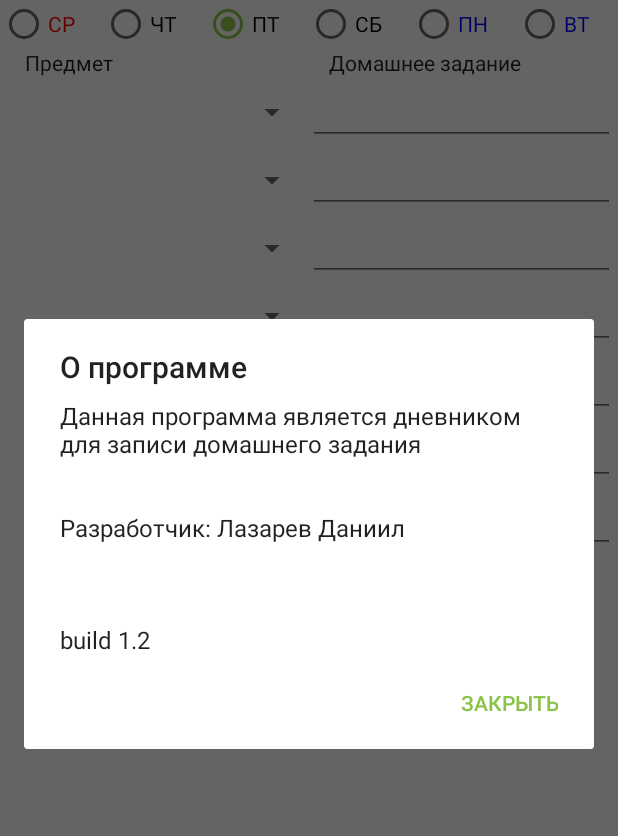
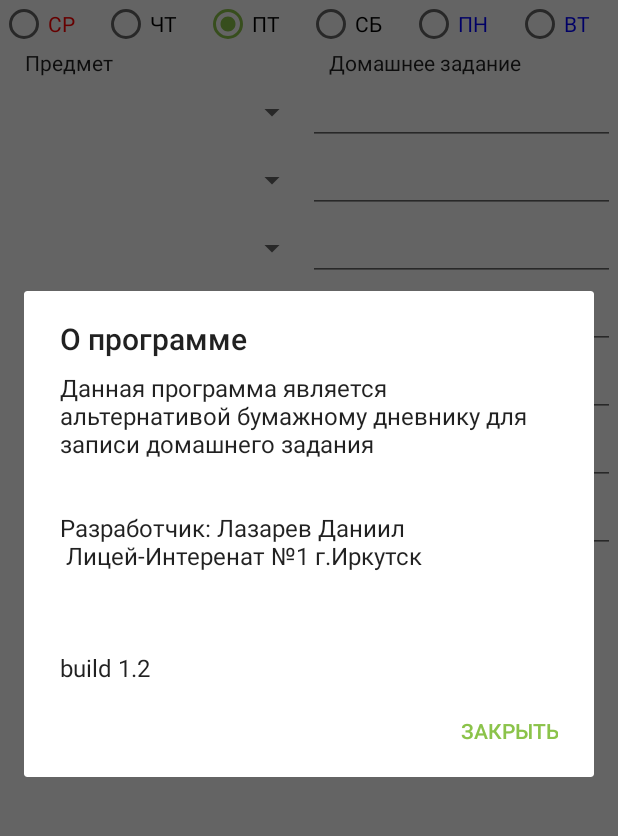
Before and after one commit to Krushiler/DomashkaOnline, an Android app: the HomeworkActivity screen opened directly, with no data from a screen before it, in the options menu, after a tap on "О программе", on a phone screen of 412 x 824 dp, the part 84-920 px from its top. Run offline under Robolectric (Android 15) with nearby library versions, the phone set to English and light mode, and no system bars; our stand-ins replace Firebase (no records; nobody signed in at launch, a user with empty details on screens opened directly); 2 statements that could not run were skipped.

Commit message:
MORE FIXES

```diff
--- a/app/src/main/java/com/example/krushiler/domashka/HomeworkActivity.java
+++ b/app/src/main/java/com/example/krushiler/domashka/HomeworkActivity.java
@@ -184,6 +184,22 @@ public class HomeworkActivity extends AppCompatActivity {
         zs[13]=(TextView) findViewById(R.id.time77);
         zs[14]=(TextView) findViewById(R.id.time8);
         zs[15]=(TextView) findViewById(R.id.time88);
+
+        for (int i = 0; i < sp.length; i ++){
+            sp[i].setClickable(false);
+            sp[i].setFocusable(false);
+            sp[i].setFocusableInTouchMode(false);
+        }
+        for (int i = 0; i < et.length; i ++){
+            et[i].setClickable(false);
+            et[i].setFocusable(false);
+            et[i].setFocusableInTouchMode(false);
+        }
+        for (int i = 0; i < zs.length; i ++){
+            zs[i].setClickable(false);
+            zs[i].setFocusable(false);
+            zs[i].setFocusableInTouchMode(false);
+        }
 
         ponl=(LinearLayout) findViewById(R.id.ponl);
         vtl=(LinearLayout) findViewById(R.id.vtl);
@@ -386,7 +402,7 @@ public class HomeworkActivity extends AppCompatActivity {
         if(id==R.id.oproge){
             AlertDialog.Builder alertDialog = new AlertDialog.Builder(this);
             alertDialog.setTitle("О программе");
-            alertDialog.setMessage("Данная программа является дневником для записи домашнего задания\n\n\nРазработчик: Лазарев Даниил\n\n\n\nbuild 1.2");
+            alertDialog.setMessage("Данная программа является альтернативой бумажному дневнику для записи домашнего задания\n\n\nРазработчик: Лазарев Даниил\n Лицей-Интеренат №1 г.Иркутск\n\n\n\nbuild 1.2");
             alertDialog.setPositiveButton("Закрыть", null);
             alertDialog.show();
         }
@@ -405,10 +421,9 @@ public class HomeworkActivity extends AppCompatActivity {
             onClickDeleteDZ();
         }
         if(id==R.id.exit){
-            /*Intent intent = new Intent(this, AutentificationActivity.class);
+            Intent intent = new Intent(this, AutentificationActivity.class);
             intent.putExtra("status", "NO");
-            startActivity(intent);*/
-            finish();
+            startActivity(intent);
         }
         if(id==R.id.confirm){
             saveText();
--- a/app/src/main/res/layout/activity_autentification.xml
+++ b/app/src/main/res/layout/activity_autentification.xml
@@ -39,7 +39,7 @@
         android:layout_marginStart="0dp"
         android:layout_marginTop="89dp"
         android:ems="10"
-        android:hint="Email"
+        android:hint="Login"
         android:inputType="textEmailAddress" />
 
     <EditText
@@ -63,7 +63,7 @@
         android:layout_marginStart="0dp"
         android:layout_marginBottom="268dp"
         android:ems="10"
-        android:hint="Код редактора (при наличии)"
+        android:hint="Код модератора (при наличии)"
         android:inputType="textPassword" />
 
 </RelativeLayout>
--- a/app/src/main/res/values/strings.xml
+++ b/app/src/main/res/values/strings.xml
@@ -23,5 +23,9 @@
         <item>Технология</item>
         <item>Черчение</item>
         <item>Астрономия</item>
+        <item>История России</item>
+        <item>Всеобщая История</item>
+        <item>Спецкурс</item>
+        <item>Классный час</item>
     </string-array>
 </resources>
```
Also changed, not shown: app/src/main/java/com/example/krushiler/domashka/AutentificationActivity.java (+10 -6 lines), app/src/main/java/com/example/krushiler/domashka/SplashActivity.java (+77 -3 lines). Lines whose indentation alone changed are shown as unchanged.
